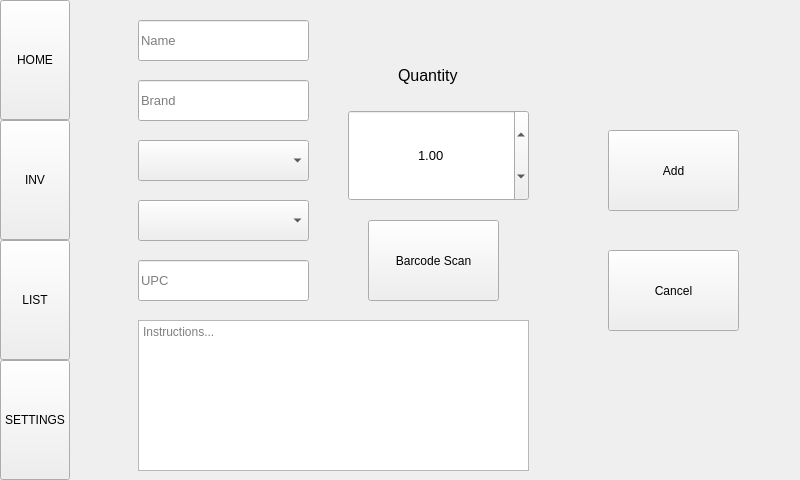
Old version of the form mainwindow.ui in the repository jspinn/Foodventory.
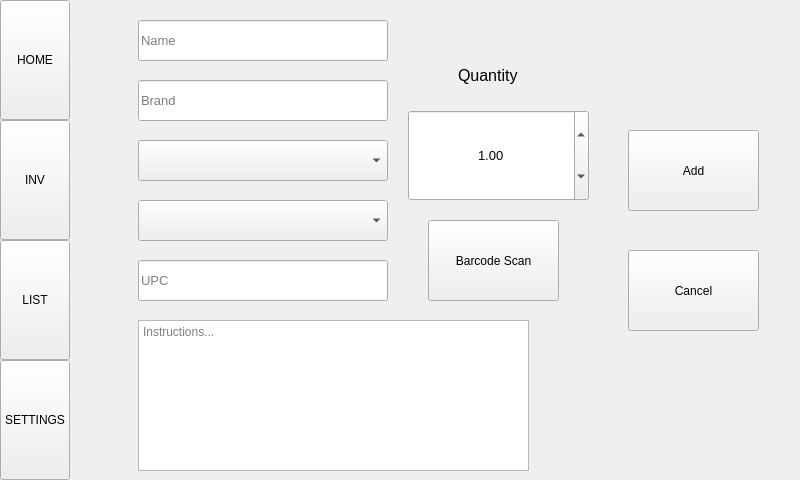
New version of the form. The open tabs and pages were chosen to show the change.

What changed in the file:
```diff
--- a/mainwindow.ui
+++ b/mainwindow.ui
@@ -696,7 +696,7 @@
        <rect>
         <x>70</x>
         <y>20</y>
-        <width>171</width>
+        <width>250</width>
         <height>41</height>
        </rect>
       </property>
@@ -714,7 +714,7 @@
        <rect>
         <x>70</x>
         <y>80</y>
-        <width>171</width>
+        <width>250</width>
         <height>41</height>
        </rect>
       </property>
@@ -732,7 +732,7 @@
        <rect>
         <x>70</x>
         <y>260</y>
-        <width>171</width>
+        <width>250</width>
         <height>41</height>
        </rect>
       </property>
@@ -751,7 +751,7 @@
      <widget class="QPushButton" name="manualAddButton">
       <property name="geometry">
        <rect>
-        <x>540</x>
+        <x>560</x>
         <y>130</y>
         <width>131</width>
         <height>81</height>
@@ -764,7 +764,7 @@
      <widget class="QPushButton" name="manualCancelButton">
       <property name="geometry">
        <rect>
-        <x>540</x>
+        <x>560</x>
         <y>250</y>
         <width>131</width>
         <height>81</height>
@@ -777,7 +777,7 @@
      <widget class="QLabel" name="label">
       <property name="geometry">
        <rect>
-        <x>330</x>
+        <x>390</x>
         <y>60</y>
         <width>81</width>
         <height>31</height>
@@ -795,7 +795,7 @@
      <widget class="QPushButton" name="barcodeScanButton">
       <property name="geometry">
        <rect>
-        <x>300</x>
+        <x>360</x>
         <y>220</y>
         <width>131</width>
         <height>81</height>
@@ -808,7 +808,7 @@
      <widget class="QDoubleSpinBox" name="quantitySpinBox">
       <property name="geometry">
        <rect>
-        <x>280</x>
+        <x>340</x>
         <y>110</y>
         <width>181</width>
         <height>91</height>
@@ -844,7 +844,7 @@
        <rect>
         <x>70</x>
         <y>140</y>
-        <width>171</width>
+        <width>250</width>
         <height>41</height>
        </rect>
       </property>
@@ -859,7 +859,7 @@
        <rect>
         <x>70</x>
         <y>200</y>
-        <width>171</width>
+        <width>250</width>
         <height>41</height>
        </rect>
       </property>
```
Left out of the diff: 7 changed lines with no effect on the pictures.
